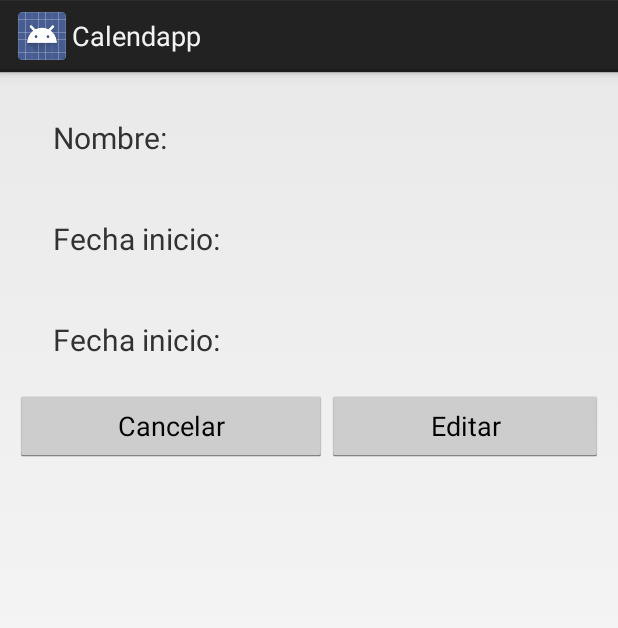
After one commit to dsaqp1415g2/calendapp-project, an Android app: the layout event_detail_layout.xml on its own in the app's theme, with its tools: preview values and no code run, on a phone screen of 412 x 824 dp. The commit adds this screen. Shown: the top 628 px of the screen. Run offline under Robolectric (Android 15) with nearby library versions, the phone set to English and light mode, and no system bars.

```diff
--- a/calendapp-android/app/src/main/AndroidManifest.xml
+++ b/calendapp-android/app/src/main/AndroidManifest.xml
@@ -19,6 +19,7 @@
             </intent-filter>
         </activity>
         <activity android:name=".CalendappMainActivity" />
+        <activity android:name=".EventPrivateDetailActiviy" />
         <activity
             android:name=".api.Register"
             android:label="@string/title_activity_register" >
--- a/calendapp-android/app/src/main/java/edu/upc/eetac/dsa/dsaqp1415g2/calendapp/CalendappMainActivity.java
+++ b/calendapp-android/app/src/main/java/edu/upc/eetac/dsa/dsaqp1415g2/calendapp/CalendappMainActivity.java
@@ -62,9 +62,7 @@ public class CalendappMainActivity extends ListActivity {
 
    @Override
     public boolean onOptionsItemSelected(MenuItem item) {
-        // Handle action bar item clicks here. The action bar will
-        // automatically handle clicks on the Home/Up button, so long
-        // as you specify a parent activity in AndroidManifest.xml.
+
 
         return super.onOptionsItemSelected(item);
     }
--- /dev/null
+++ b/calendapp-android/app/src/main/java/edu/upc/eetac/dsa/dsaqp1415g2/calendapp/EventPrivateDetailActiviy.java
@@ -0,0 +1,10 @@
+package edu.upc.eetac.dsa.dsaqp1415g2.calendapp;
+
+import android.app.Activity;
+
+/**
+ * Created by angel on 9/06/15.
+ */
+public class EventPrivateDetailActiviy extends Activity {
+
+}
--- /dev/null
+++ b/calendapp-android/app/src/main/java/edu/upc/eetac/dsa/dsaqp1415g2/calendapp/api/EventDetailActivity.java
@@ -0,0 +1,7 @@
+package edu.upc.eetac.dsa.dsaqp1415g2.calendapp.api;
+
+/**
+ * Created by angel on 9/06/15.
+ */
+public class EventDetailActivity {
+}
--- /dev/null
+++ b/calendapp-android/app/src/main/res/layout/event_detail_layout.xml
@@ -0,0 +1,106 @@
+<?xml version="1.0" encoding="utf-8"?>
+<LinearLayout xmlns:android="http://schemas.android.com/apk/res/android"
+    android:layout_width="match_parent"
+    android:layout_height="match_parent"
+    android:orientation="vertical"
+    android:layout_margin="10dip">
+
+    <LinearLayout
+        android:layout_width="match_parent"
+        android:layout_height="wrap_content"
+        android:orientation="horizontal"
+        android:paddingLeft="5dip"
+        android:paddingRight="5dip"
+        android:layout_margin="20dip">
+
+        <TextView
+            android:id="@+id/TextName"
+            android:layout_width="115dp"
+            android:layout_height="wrap_content"
+            android:text="@string/name"
+            android:textAppearance="?android:attr/textAppearanceSmall"
+            android:textSize="20dp" />
+
+        <TextView
+            android:id="@+id/tvNameEvent"
+            android:layout_width="match_parent"
+            android:layout_height="wrap_content"
+            android:layout_weight="0.5"
+            android:gravity="right"
+            android:textAppearance="?android:attr/textAppearanceSmall" />
+    </LinearLayout>
+
+    <LinearLayout
+        android:layout_width="match_parent"
+        android:layout_height="wrap_content"
+        android:orientation="horizontal"
+        android:paddingLeft="5dip"
+        android:paddingRight="5dip"
+        android:layout_margin="20dip">
+
+        <TextView
+            android:id="@+id/DateInitial"
+            android:layout_width="115dp"
+            android:layout_height="wrap_content"
+            android:text="@string/dateInitial"
+            android:textAppearance="?android:attr/textAppearanceSmall"
+            android:textSize="20dp" />
+
+        <TextView
+            android:id="@+id/tvDateInitial"
+            android:layout_width="match_parent"
+            android:layout_height="wrap_content"
+            android:layout_weight="0.5"
+            android:gravity="right"
+            android:textAppearance="?android:attr/textAppearanceSmall" />
+    </LinearLayout>
+
+    <LinearLayout
+        android:layout_width="match_parent"
+        android:layout_height="wrap_content"
+        android:orientation="horizontal"
+        android:paddingLeft="5dip"
+        android:paddingRight="5dip"
+        android:layout_margin="20dip">
+
+        <TextView
+            android:id="@+id/DateFinish"
+            android:layout_width="115dp"
+            android:layout_height="wrap_content"
+            android:text="@string/dateInitial"
+            android:textAppearance="?android:attr/textAppearanceSmall"
+            android:textSize="20dp" />
+
+        <TextView
+            android:id="@+id/tvDateFinish"
+            android:layout_width="match_parent"
+            android:layout_height="wrap_content"
+            android:layout_weight="0.5"
+            android:gravity="right"
+            android:textAppearance="?android:attr/textAppearanceSmall" />
+    </LinearLayout>
+
+
+    <LinearLayout
+        android:layout_width="match_parent"
+        android:layout_height="wrap_content"
+        android:orientation="horizontal" >
+
+        <Button
+            android:id="@+id/bCancel"
+            android:layout_width="wrap_content"
+            android:layout_height="wrap_content"
+            android:layout_weight="0.5"
+            android:onClick="cancel"
+            android:text="@string/lb_cancel" />
+
+        <Button
+            android:id="@+id/bSend"
+            android:layout_width="wrap_content"
+            android:layout_height="wrap_content"
+            android:layout_weight="0.5"
+            android:onClick="postSting"
+            android:text="@string/lb_edit" />
+    </LinearLayout>
+
+</LinearLayout>
--- a/calendapp-android/app/src/main/res/values/strings.xml
+++ b/calendapp-android/app/src/main/res/values/strings.xml
@@ -57,7 +57,9 @@
 
 
     <string name="name">Nombre: </string>
+    <string name="dateInitial">Fecha inicio: </string>
 
-
+    <string name="lb_cancel">Cancelar</string>
+    <string name="lb_edit">Editar</string>
 
 </resources>
--- a/calendapp-api/src/main/java/edu/upc/eetac/dsa/dsaqp1415g2/calendapp/api/UserResource.java
+++ b/calendapp-api/src/main/java/edu/upc/eetac/dsa/dsaqp1415g2/calendapp/api/UserResource.java
@@ -37,7 +37,7 @@ public class UserResource {
 
 	private String GET_USER_BY_USERNAME_QUERY = "select * from users where username = ?";
 	private String INSERT_USER_QUERY = "insert into users values(NULL, ?, MD5(?), ?, ?, ?)";
-	private String UPDATE_USER_QUERY = "update users set username = ifnull(?, username), userpass = ifnull(MD5(?), name = ifnull(?, name), age =ifnull(?, age), email = ifnull(?, email) where userid = ?";
+	private String UPDATE_USER_QUERY = "update users set username = ifnull(?, username), userpass = ifnull(MD5(?), userpass), name = ifnull(?, name), age =ifnull(?, age), email = ifnull(?, email) where userid = ?";
 	private String DELETE_USER_QUERY = "delete from users where userid = ?";
 
 	@GET
@@ -237,7 +237,7 @@ public class UserResource {
 			stmt.setInt(6, Integer.valueOf(userid));
 			int rows = stmt.executeUpdate();
 			if (rows == 1) {
-				user = getUserFromDatabase(userid, true);
+				user = getUserFromDatabase(user.getUsername(), true);
 			} else {
 				throw new NotFoundException("There's no user with userid = "
 						+ userid);
```
